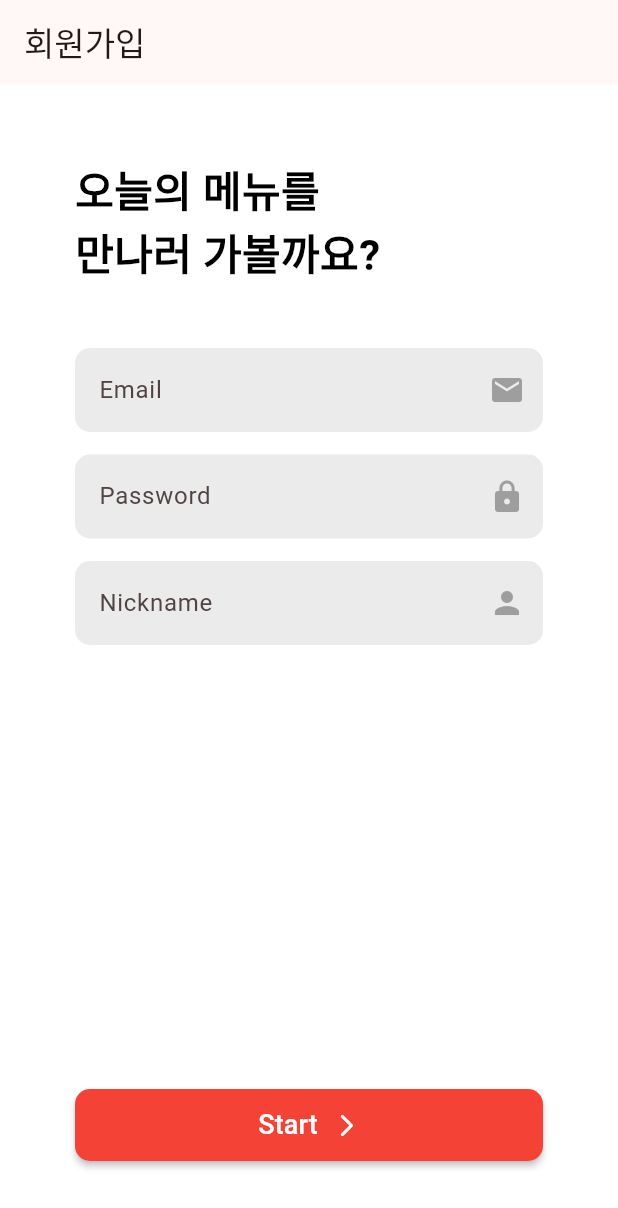
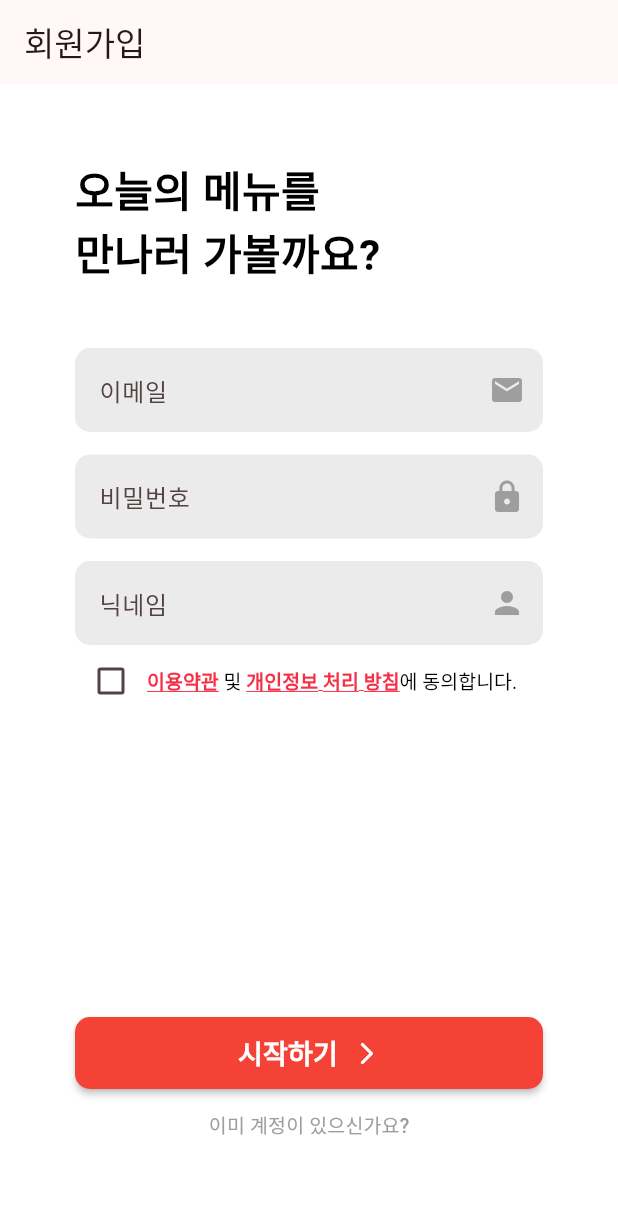
Before and after one commit to jjunseoPark/anyway_pickeat, a Flutter app: the SignUpScreen screen opened by its route, on a phone screen of 412 x 824 dp. Shown: the top 1208 px of the screen. Run offline on Flutter 3.47's test engine with Material 3 defaults, Android fonts, the phone set to English and light mode, and no system bars; our stand-ins replace chewie, cloud_firestore, firebase_auth, firebase_core, firebase_storage, go_router and 2 more; accounts and stored records are empty; Roboto replaces fonts that are missing (Pretendard); project files that could hold a hidden picture were left out.

Commit message:
회원가입 화면 수정

```diff
--- a/lib/login/login_screen.dart
+++ b/lib/login/login_screen.dart
@@ -101,7 +101,7 @@ class _LoginScreenState extends State<LoginScreen> {
                           borderRadius: BorderRadius.circular(10),
                           borderSide: BorderSide.none,
                         ),
-                        labelText: "Email",
+                        labelText: "이메일",
                         filled: true,
                         fillColor: Color.fromRGBO(155, 155, 155, 0.2),
                       ),
@@ -124,7 +124,7 @@ class _LoginScreenState extends State<LoginScreen> {
                         ),
                         suffixIcon: Icon(Icons.lock,
                         color: Colors.grey,),
-                        labelText: "Password",
+                        labelText: "비밀번호",
                         filled: true,
                         fillColor: Color.fromRGBO(155, 155, 155, 0.2),
                       ),
@@ -140,29 +140,9 @@ class _LoginScreenState extends State<LoginScreen> {
                   ],
                 ),
               ),
-              Row(
-                mainAxisAlignment: MainAxisAlignment.end,
+              Expanded(child: Container()),
+              Column(
                 children: [
-                  Text("계정이 없나요?",
-                  textAlign: TextAlign.end,
-                  style: TextStyle(
-                    fontSize: 12,
-                    ),
-                  ),
-                  TextButton(
-                    onPressed: () => context.push("/sign_up"),
-                    child: Text(
-                      "회원가입",
-                      style: TextStyle(
-                        color: Colors.black,
-                        fontWeight: FontWeight.w600,
-                        fontSize: 12,
-                      ),
-                    ),
-                  ),
-                ],
-              ),
-              Expanded(child: Container()),
                   MaterialButton(
                     onPressed: () async {
                       if (_formKey.currentState!.validate()) {
@@ -208,6 +188,30 @@ class _LoginScreenState extends State<LoginScreen> {
                       ],
                     ),
                   ),
+                  Row(
+                    mainAxisAlignment: MainAxisAlignment.center,
+                    children: [
+                      Text("계정이 없나요?",
+                        textAlign: TextAlign.end,
+                        style: TextStyle(
+                          fontSize: 13,
+                        ),
+                      ),
+                      TextButton(
+                        onPressed: () => context.push("/sign_up"),
+                        child: Text(
+                          "회원가입",
+                          style: TextStyle(
+                            color: picketColor,
+                            fontWeight: FontWeight.w600,
+                            fontSize: 13,
+                          ),
+                        ),
+                      ),
+                    ],
+                  ),
+                ],
+              ),
             ],
           ),
         ),
--- a/lib/login/sign_up_screen.dart
+++ b/lib/login/sign_up_screen.dart
@@ -2,6 +2,9 @@ import 'package:flutter/material.dart';
 import 'package:firebase_auth/firebase_auth.dart';
 import 'package:cloud_firestore/cloud_firestore.dart';
 import 'package:go_router/go_router.dart';
+import 'package:pickeat/const/color.dart';
+import 'package:flutter/gestures.dart';
+import 'package:url_launcher/url_launcher.dart'; // 이 줄을 추가하세요.
 
 class SignUpScreen extends StatefulWidget {
   const SignUpScreen({super.key});
@@ -16,12 +19,12 @@ class _SignUpScreenState extends State<SignUpScreen> {
   TextEditingController emailTextController = TextEditingController();
   TextEditingController pwdTextController = TextEditingController();
   TextEditingController nicknameTextController = TextEditingController();
+  bool _agreeToTerms = false; // 체크박스 상태를 저장하는 변수
 
   Future<bool> signUp(String emailAddress, String password) async {
     try {
       final credential = await FirebaseAuth.instance
-          .createUserWithEmailAndPassword(
-          email: emailAddress, password: password);
+          .createUserWithEmailAndPassword(email: emailAddress, password: password);
       await FirebaseFirestore.instance.collection("users").add({
         "uid": credential.user?.uid ?? "",
         "email": credential.user?.email ?? "",
@@ -36,6 +39,14 @@ class _SignUpScreenState extends State<SignUpScreen> {
       return false;
     } catch (e) {
       return false;
+    }
+  }
+
+  void _launchURL(String url) async {
+    if (await canLaunch(url)) {
+      await launch(url);
+    } else {
+      throw 'Could not launch $url';
     }
   }
 
@@ -83,7 +94,7 @@ class _SignUpScreenState extends State<SignUpScreen> {
                                 borderRadius: BorderRadius.circular(10),
                                 borderSide: BorderSide.none,
                               ),
-                              labelText: "Email",
+                              labelText: "이메일",
                               filled: true,
                               fillColor: Color.fromRGBO(155, 155, 155, 0.2),
                             ),
@@ -108,7 +119,7 @@ class _SignUpScreenState extends State<SignUpScreen> {
                                 Icons.lock,
                                 color: Colors.grey,
                               ),
-                              labelText: "Password",
+                              labelText: "비밀번호",
                               filled: true,
                               fillColor: Color.fromRGBO(155, 155, 155, 0.2),
                             ),
@@ -135,7 +146,7 @@ class _SignUpScreenState extends State<SignUpScreen> {
                                 borderRadius: BorderRadius.circular(10),
                                 borderSide: BorderSide.none,
                               ),
-                              labelText: "Nickname",
+                              labelText: "닉네임",
                               filled: true,
                               fillColor: Color.fromRGBO(155, 155, 155, 0.2),
                             ),
@@ -145,6 +156,65 @@ class _SignUpScreenState extends State<SignUpScreen> {
                               }
                               return null;
                             },
+                          ),
+                          Row(
+                            mainAxisAlignment: MainAxisAlignment.start,
+                            children: [
+                              Checkbox(
+                                value: _agreeToTerms,
+                                onChanged: (bool? newValue) {
+                                  setState(() {
+                                    _agreeToTerms = newValue!;
+                                  });
+                                },
+                              ),
+                              RichText(
+                                text: TextSpan(
+                                  children: [
+                                    TextSpan(
+                                      text: '이용약관',
+                                      style: TextStyle(
+                                        color: picketColor,
+                                        fontWeight: FontWeight.w600,
+                                        fontSize: 13,
+                                        decoration: TextDecoration.underline,
+                                      ),
+                                      recognizer: TapGestureRecognizer()
+                                        ..onTap = () {
+                                          _launchURL("https://solv-it.notion.site/f21a9dfac56a4688bf6f03c86fffdf60?pvs=4"); // 이용약관 URL로 변경
+                                        },
+                                    ),
+                                    TextSpan(
+                                      text: ' 및 ',
+                                      style: TextStyle(
+                                        fontSize: 13,
+                                        color: Colors.black,
+                                      ),
+                                    ),
+                                    TextSpan(
+                                      text: '개인정보 처리 방침',
+                                      style: TextStyle(
+                                        color: picketColor,
+                                        fontWeight: FontWeight.w600,
+                                        fontSize: 13,
+                                        decoration: TextDecoration.underline,
+                                      ),
+                                      recognizer: TapGestureRecognizer()
+                                        ..onTap = () {
+                                          _launchURL("https://solv-it.notion.site/f21a9dfac56a4688bf6f03c86fffdf60?pvs=4"); // 개인정보 처리 방침 URL로 변경
+                                        },
+                                    ),
+                                    TextSpan(
+                                      text: '에 동의합니다.',
+                                      style: TextStyle(
+                                        fontSize: 13,
+                                        color: Colors.black,
+                                      ),
+                                    ),
+                                  ],
+                                ),
+                              ),
+                            ],
                           ),
                           SizedBox(
                             height: 100, // Add some space at the bottom to prevent overflow
@@ -157,9 +227,12 @@ class _SignUpScreenState extends State<SignUpScreen> {
               ),
               Align(
                 alignment: Alignment.bottomCenter,
-                child: MaterialButton(
+                child: Column(
+                  mainAxisSize: MainAxisSize.min,
+                  children: [
+                    MaterialButton(
                       onPressed: () async {
-                    if (_formKey.currentState!.validate()) {
+                        if (_formKey.currentState!.validate() && _agreeToTerms) {
                           _formKey.currentState!.save();
 
                           final result = await signUp(
@@ -181,6 +254,10 @@ class _SignUpScreenState extends State<SignUpScreen> {
                               );
                             }
                           }
+                        } else {
+                          ScaffoldMessenger.of(context).showSnackBar(
+                            SnackBar(content: Text("약관에 동의해야 합니다.")),
+                          );
                         }
                       },
                       height: 48,
@@ -193,10 +270,11 @@ class _SignUpScreenState extends State<SignUpScreen> {
                         mainAxisAlignment: MainAxisAlignment.center,
                         children: [
                           Text(
-                        "Start",
+                            "시작하기",
                             style: TextStyle(
                                 color: Colors.white,
                                 fontSize: 18,
+                                fontWeight: FontWeight.w600
                             ),
                           ),
                           SizedBox(
@@ -210,6 +288,20 @@ class _SignUpScreenState extends State<SignUpScreen> {
                         ],
                       ),
                     ),
+                    TextButton(
+                      onPressed: () {
+                        context.go("/login"); // 로그인 화면으로 이동
+                      },
+                      child: Text(
+                        "이미 계정이 있으신가요?",
+                        style: TextStyle(
+                          color: Colors.grey,
+                          fontSize: 13,
+                        ),
+                      ),
+                    ),
+                  ],
+                ),
               ),
             ],
           ),
--- a/pubspec.yaml
+++ b/pubspec.yaml
@@ -42,6 +42,7 @@ dev_dependencies:
   build_runner: ^2.4.11
   freezed: ^2.5.2
   json_serializable: ^6.8.0
+  url_launcher: ^6.0.20
 
 # For information on the generic Dart part of this file, see the
 # following page: https://dart.dev/tools/pub/pubspec
```
Also changed, not shown: 5 other files. Lines whose indentation alone changed are shown as unchanged.
